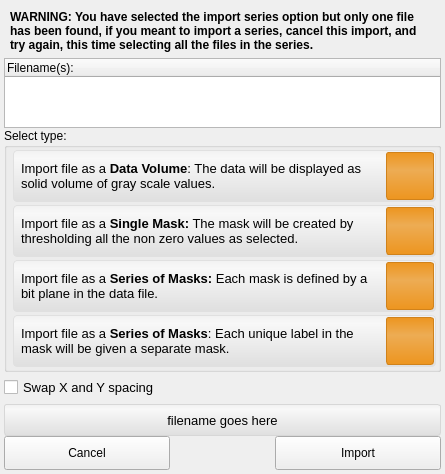
SCIInstitute/Seg3D, file src/Interface/Application/LayerImporterWidget.ui: the form before one commit.
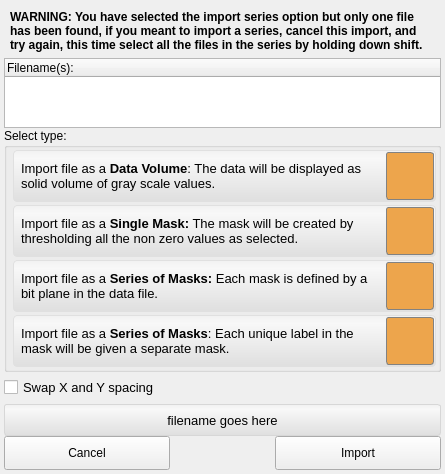
The form after the commit. Icons and pictures are not drawn. Custom widgets are drawn as their Qt base class.

Diff of the .ui file:
```diff
--- a/src/Interface/Application/LayerImporterWidget.ui
+++ b/src/Interface/Application/LayerImporterWidget.ui
@@ -99,27 +99,27 @@
 }
 
 QWidget#data_volume_icon_widget_{
-  background-color: qlineargradient(spread:pad, x1:0.5, y1:0, x2:0.5, y2:1, stop:0 rgba(237, 149, 31, 255), stop:0.372881 rgba(237, 172, 84, 255), stop:1 rgba(237, 149, 31, 255));
+  background-color: rgb( 237, 165, 76 );
   border-radius: 3px;
-  border: 1px solid rgb(208, 130, 27);
+  border: 1px solid rgb(130, 130, 130);
 }
 
 QWidget#single_mask_icon_widget_{
-  background-color: qlineargradient(spread:pad, x1:0.5, y1:0, x2:0.5, y2:1, stop:0 rgba(237, 149, 31, 255), stop:0.372881 rgba(237, 172, 84, 255), stop:1 rgba(237, 149, 31, 255));
+  background-color: rgb( 237, 165, 76 );
   border-radius: 3px;
-  border: 1px solid rgb(208, 130, 27);
+  border: 1px solid rgb(130, 130, 130);
 }
 
 QWidget#series_of_masks_1234_icon_widget_{
-  background-color: qlineargradient(spread:pad, x1:0.5, y1:0, x2:0.5, y2:1, stop:0 rgba(237, 149, 31, 255), stop:0.372881 rgba(237, 172, 84, 255), stop:1 rgba(237, 149, 31, 255));
+  background-color: rgb( 237, 165, 76 );
   border-radius: 3px;
-  border: 1px solid rgb(208, 130, 27);
+  border: 1px solid rgb(130, 130, 130);
 }
 
 QWidget#series_of_masks_1248_icon_widget_{
-  background-color: qlineargradient(spread:pad, x1:0.5, y1:0, x2:0.5, y2:1, stop:0 rgba(237, 149, 31, 255), stop:0.372881 rgba(237, 172, 84, 255), stop:1 rgba(237, 149, 31, 255));
+  background-color: rgb( 237, 165, 76 );
   border-radius: 3px;
-  border: 1px solid rgb(208, 130, 27);
+  border: 1px solid rgb(130, 130, 130);
 }
 QToolButton#data_button_{
   border: 1px solid rgba( 0, 0, 0, 0 );
@@ -189,7 +189,7 @@
          </font>
         </property>
         <property name="text">
-         <string>WARNING: You have selected the import series option but only one file has been found, if you meant to import a series, cancel this import, and try again, this time selecting all the files in the series.</string>
+         <string>WARNING: You have selected the import series option but only one file has been found, if you meant to import a series, cancel this import, and try again, this time select all the files in the series by holding down shift.</string>
         </property>
         <property name="wordWrap">
          <bool>true</bool>
```
Left out of the diff: 6 changed lines with no effect on the pictures.
